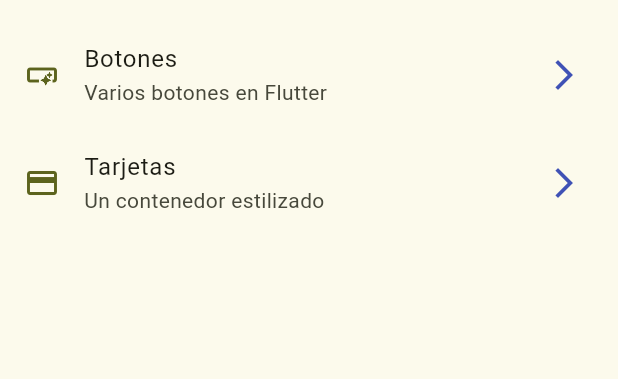
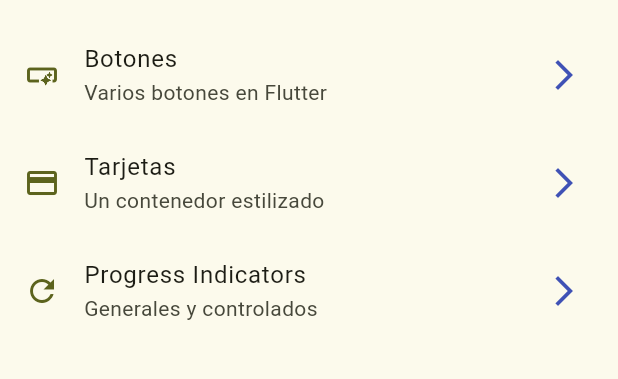
Before and after one commit to oscarruiz05/widgets_app, a Flutter app: the screen it shows after launch, on a phone screen of 412 x 824 dp, the part 63-442 px from its top. Run offline on Flutter 3.47's test engine with Material 3 defaults, Android fonts, the phone set to English and light mode, and no system bars; our stand-ins replace go_router.

```diff
--- a/lib/config/menu/menu_items.dart
+++ b/lib/config/menu/menu_items.dart
@@ -33,4 +33,11 @@ const appMenuItems = <MenuItem>[
     link: '/cards',
     icon: Icons.credit_card_outlined,
   ),
+  MenuItem(
+    title: 'Progress Indicators',
+    subTitle: 'Generales y controlados',
+    name: ProgressScreen.name,
+    link: '/progress',
+    icon: Icons.refresh_outlined,
+  ),
 ];
--- a/lib/config/router/app_router.dart
+++ b/lib/config/router/app_router.dart
@@ -19,5 +19,10 @@ final appRouter = GoRouter(
       path: '/cards',
       builder: (context, state) => const CardsScreen(),
     ),
+    GoRoute(
+      name: ProgressScreen.name,
+      path: '/progress',
+      builder: (context, state) => const ProgressScreen(),
+    ),
   ],
 );
```
Also changed, not shown: lib/presentation/screens/progress/progress_screen.dart (+56 -1 lines).
